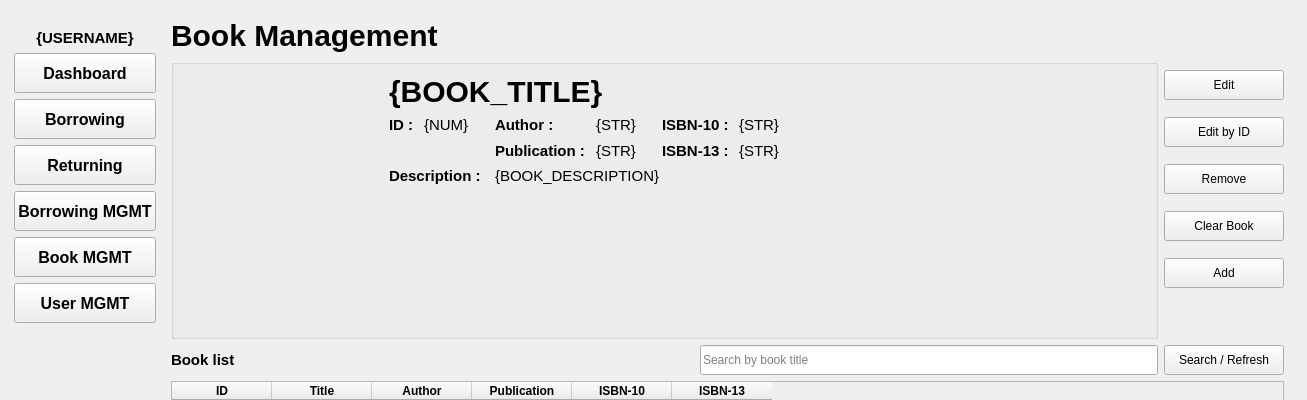
The window that LMS/ui/designer-files/main-window.ui (noonomyen/mini-project_library-management-system) describes before a commit, drawn with Qt 5; both pictures show x 0 to 1307 and y 0 to 400 of the 1307 by 723 pixel window.
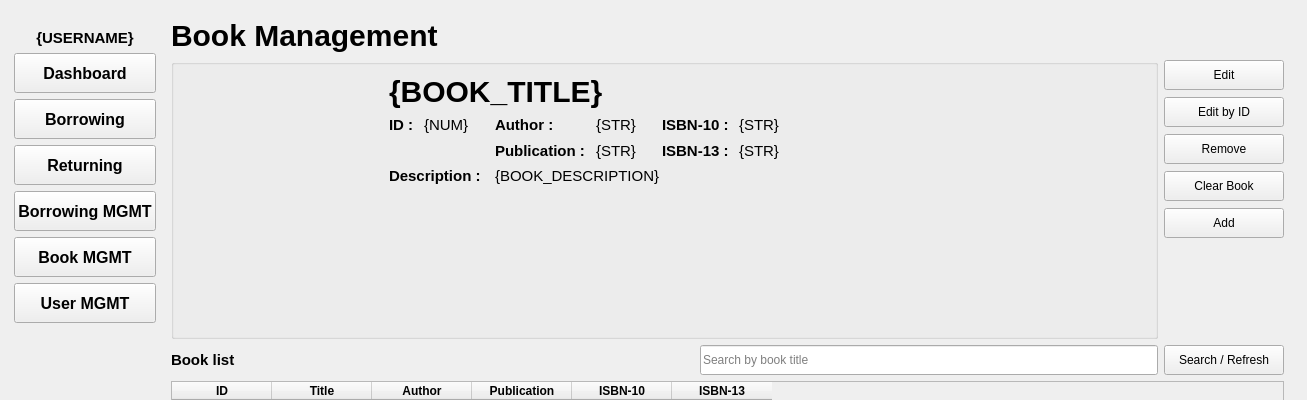
The same window after the commit. The open tabs and pages were chosen to show the change. Icons and pictures are not drawn.

```diff
--- a/LMS/ui/designer-files/main-window.ui
+++ b/LMS/ui/designer-files/main-window.ui
@@ -1273,13 +1273,13 @@
                    <property name="minimumSize">
                     <size>
                      <width>180</width>
-                     <height>180</height>
+                     <height>240</height>
                     </size>
                    </property>
                    <property name="maximumSize">
                     <size>
                      <width>180</width>
-                     <height>180</height>
+                     <height>240</height>
                     </size>
                    </property>
                    <property name="text">
@@ -1717,12 +1717,12 @@
                    <enum>Qt::Vertical</enum>
                   </property>
                   <property name="sizeType">
-                   <enum>QSizePolicy::Ignored</enum>
+                   <enum>QSizePolicy::Maximum</enum>
                   </property>
                   <property name="sizeHint" stdset="0">
                    <size>
                     <width>20</width>
-                    <height>40</height>
+                    <height>100</height>
                    </size>
                   </property>
                  </spacer>
```
Left out of the diff: 78 changed lines with no effect on the pictures.
